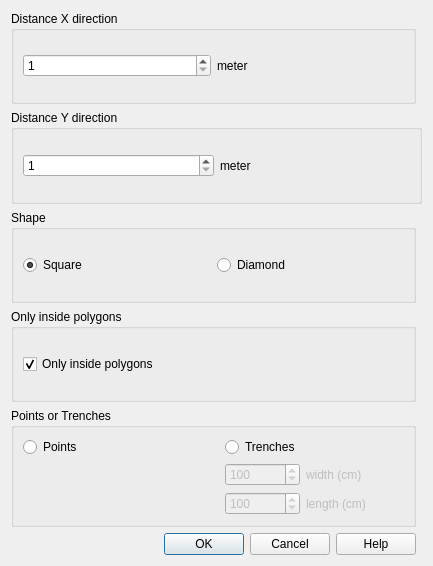
Above: FeatureGridCreator/grid_creator_dialog_base.ui from rduivenvoorde/featuregridcreator before the change. Below: the same form after it.
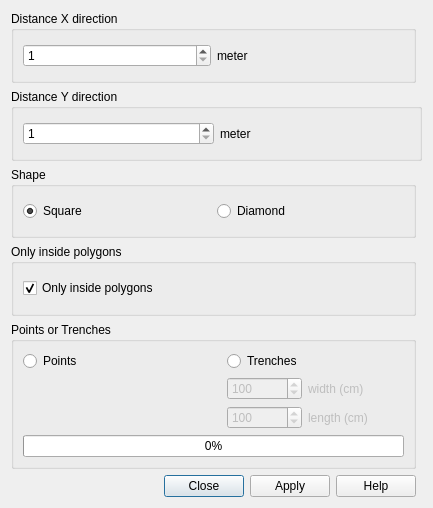
That is the form after the change.

```diff
--- a/FeatureGridCreator/grid_creator_dialog_base.ui
+++ b/FeatureGridCreator/grid_creator_dialog_base.ui
@@ -10,7 +10,7 @@
     <x>0</x>
     <y>0</y>
     <width>433</width>
-    <height>566</height>
+    <height>508</height>
    </rect>
   </property>
   <property name="windowTitle">
@@ -55,7 +55,7 @@
       <enum>Qt::Horizontal</enum>
      </property>
      <property name="standardButtons">
-      <set>QDialogButtonBox::Cancel|QDialogButtonBox::Help|QDialogButtonBox::Ok</set>
+      <set>QDialogButtonBox::Apply|QDialogButtonBox::Close|QDialogButtonBox::Help</set>
      </property>
     </widget>
    </item>
@@ -289,6 +289,13 @@
         </property>
        </widget>
       </item>
+      <item row="3" column="0" colspan="4">
+       <widget class="QProgressBar" name="progress_bar">
+        <property name="value">
+         <number>0</number>
+        </property>
+       </widget>
+      </item>
      </layout>
     </widget>
    </item>
```
